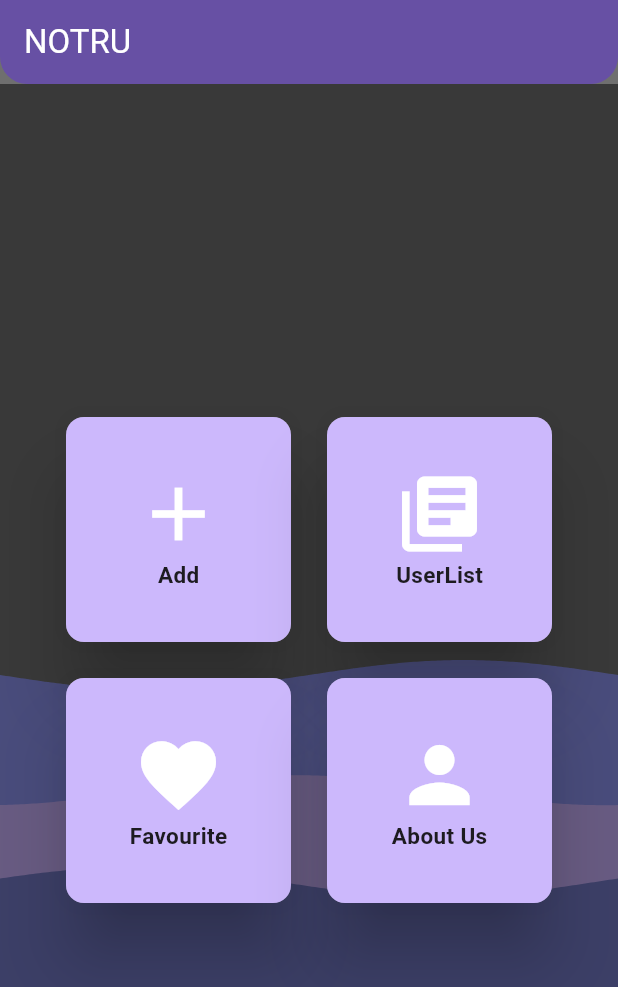
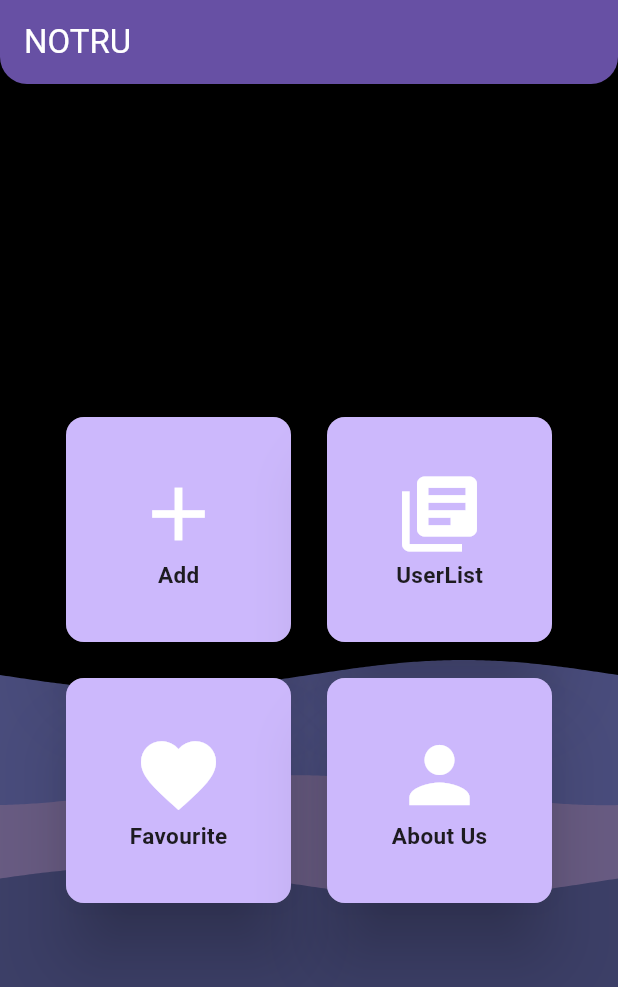
Before and after one commit to mannpadhiar/matrimony-app, a Flutter app: the screen it shows after launch, on a phone screen of 412 x 824 dp. Shown: the top 987 px of the screen. Run offline on Flutter 3.47's test engine with Material 3 defaults, Android fonts, the phone set to English and light mode, and no system bars; drawn by our look-alikes of wave; our stand-ins replace firebase_auth, firebase_core, font_awesome_flutter, sqflite; missing offline and left inert: about; accounts and stored records are empty.

Commit message:
made changes

```diff
--- a/lib/FavouritePage.dart
+++ b/lib/FavouritePage.dart
@@ -25,6 +25,7 @@ class _FavouritepageState extends State<Favouritepage> {
       body:(users.any((user) => user["isFavourite"] == 1))? Expanded(
         child: Column(
           children: [
+            //header
             Padding(
               padding: const EdgeInsets.all(8.0),
               child: Container(
--- a/lib/HomePage.dart
+++ b/lib/HomePage.dart
@@ -42,7 +42,7 @@ class _HomepageState extends State<Homepage> {
   @override
   Widget build(BuildContext context) {
     return Scaffold(
-      backgroundColor: Color(0x90000000),
+      backgroundColor: Color(0xFF000000),
       appBar: AppBar(
         backgroundColor: Theme.of(context).primaryColor,
         title: Text('NOTRU',style: TextStyle(color: Colors.white),),
--- a/lib/pages/ListPage.dart
+++ b/lib/pages/ListPage.dart
@@ -571,6 +571,7 @@ class _ListPageState extends State<ListPage> {
                                                       margin: EdgeInsets.all(16),
                                                     ),
                                                   );
+                                                  Navigator.of(context).pop();
                                                 }, child: Text('Delete')),
                                                 ElevatedButton(onPressed: () {
                                                   Navigator.of(context).pop();
```
Also changed, not shown: lib/pages/AddPage.dart (+9 -2 lines), lib/pages/aboutUs.dart (+0 -7 lines).
